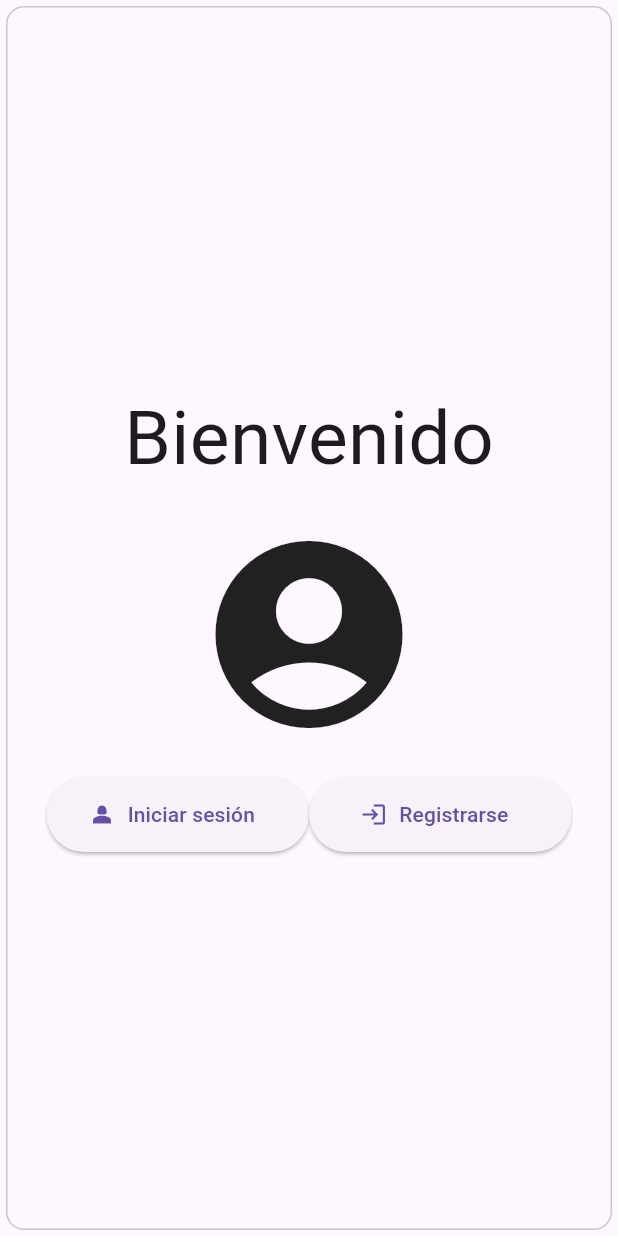
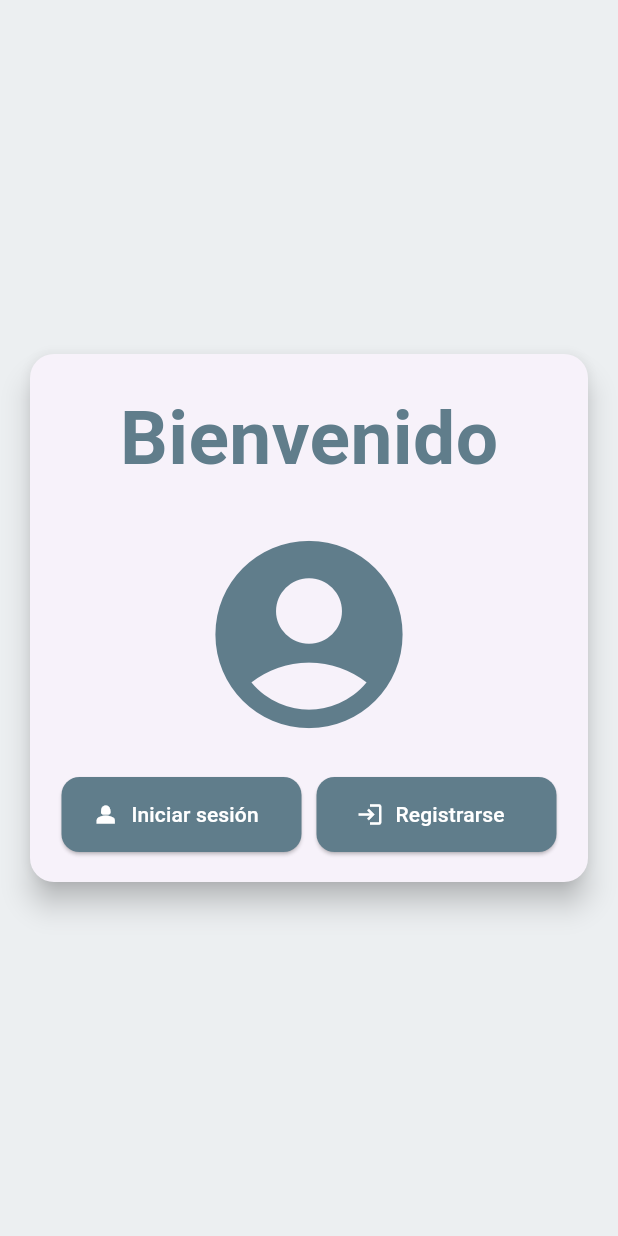
Before and after one commit to FjC-14/Log-in, a Flutter app: the screen it shows after launch, on a phone screen of 412 x 824 dp. Run offline on Flutter 3.47's test engine with Material 3 defaults, Android fonts, the phone set to English and light mode, and no system bars.

Commit message:
Rework home

```diff
--- a/login_lp/lib/bienvenida.dart
+++ b/login_lp/lib/bienvenida.dart
@@ -7,19 +7,33 @@ class Bienvenida extends StatelessWidget {
   @override
   Widget build(BuildContext context) {
     return Scaffold(
+      backgroundColor: Colors.blueGrey[50],
       body: Center(
-        child: Card.outlined(
+        child: Card(
+          shape: RoundedRectangleBorder(
+            borderRadius: BorderRadius.circular(16.0),
+          ),
+          elevation: 8,
+          margin: const EdgeInsets.symmetric(horizontal: 20.0, vertical: 30.0),
+          child: Padding(
+            padding: const EdgeInsets.all(20.0),
             child: Column(
+              mainAxisSize: MainAxisSize.min,
               mainAxisAlignment: MainAxisAlignment.center,
               children: [
                 const Text(
                   'Bienvenido',
-                style: TextStyle(fontSize: 50),
+                  style: TextStyle(
+                    fontSize: 50,
+                    fontWeight: FontWeight.bold,
+                    color: Colors.blueGrey,
+                  ),
                 ),
                 const SizedBox(height: 20),
                 const Icon(
                   Icons.account_circle,
                   size: 150,
+                  color: Colors.blueGrey,
                 ),
                 const SizedBox(height: 20),
                 Row(
@@ -32,9 +46,13 @@ class Bienvenida extends StatelessWidget {
                       icon: const Icon(Icons.person_2),
                       label: const Text('Iniciar sesión'),
                       style: ElevatedButton.styleFrom(
-                        minimumSize: const Size(175, 50),
+                        foregroundColor: Colors.white, backgroundColor: Colors.blueGrey, minimumSize: const Size(160, 50),
+                        shape: RoundedRectangleBorder(
+                          borderRadius: BorderRadius.circular(12),
                         ),
                       ),
+                    ),
+                    const SizedBox(width: 10),
                     ElevatedButton.icon(
                       onPressed: () {
                         Navigator.pushReplacementNamed(context, MyRoutes.registro.name);
@@ -42,16 +60,19 @@ class Bienvenida extends StatelessWidget {
                       icon: const Icon(Icons.login),
                       label: const Text('Registrarse'),
                       style: ElevatedButton.styleFrom(
-                        minimumSize: const Size(175, 50),
+                        foregroundColor: Colors.white, minimumSize: const Size(160, 50), backgroundColor: Colors.blueGrey,
+                        shape: RoundedRectangleBorder(
+                          borderRadius: BorderRadius.circular(12),
+                        ),
                       ),
                     ),
                   ],
-              )
+                ),
               ],
             ),
           ),
         ),
-
+      ),
     );
   }
 }
```
Lines whose indentation alone changed are shown as unchanged.
